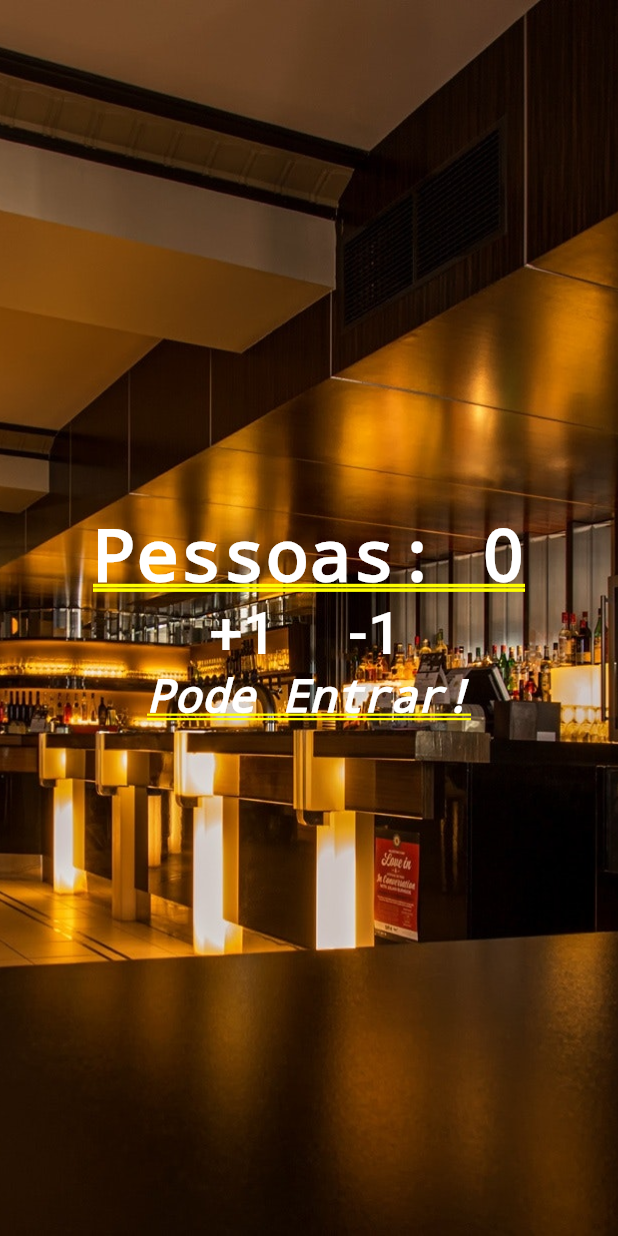
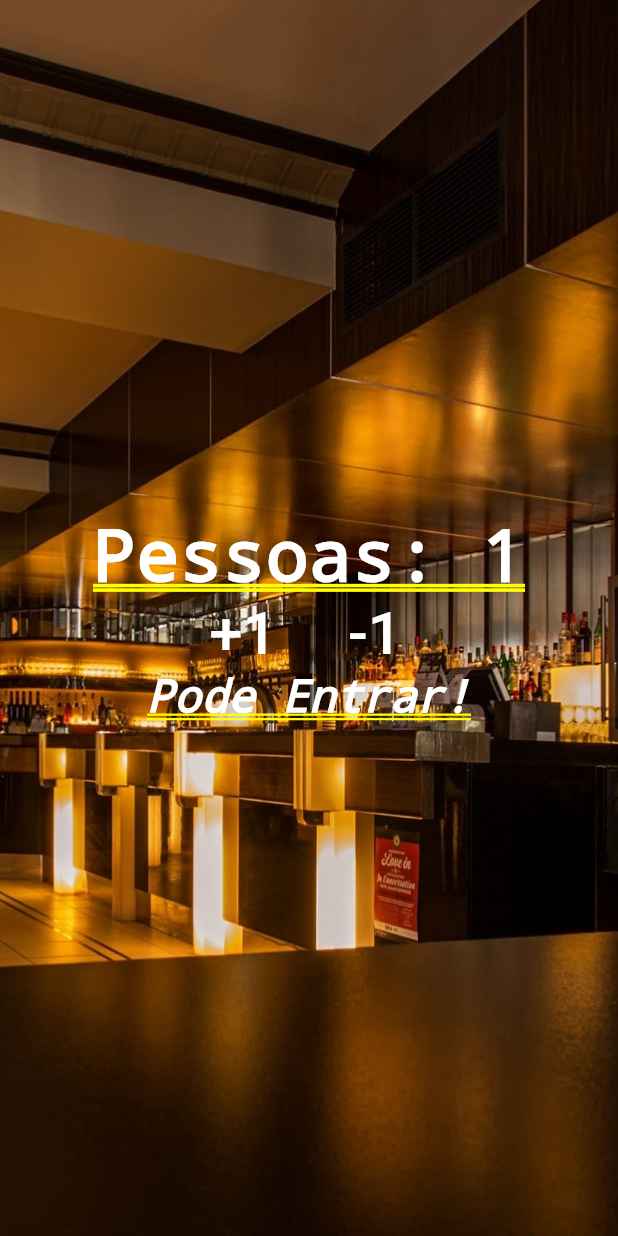
Before and after one commit to ludemeula/contador_pessoas, a Flutter app: the screen it shows after launch, after a tap on "+1", on a phone screen of 412 x 824 dp. Run offline on Flutter 3.47's test engine with Material 2 defaults, Android fonts, the phone set to English and light mode, and no system bars.

```diff
--- a/lib/main.dart
+++ b/lib/main.dart
@@ -4,7 +4,29 @@ void main() {
   runApp(MaterialApp(
       title: 'Contador de Pessoas',
       //home: Container(color: Colors.amberAccent,),
-      home: Stack(children: <Widget>[
+      home: Home()));
+}
+
+class Home extends StatefulWidget {
+  @override
+  _HomeState createState() => _HomeState();
+}
+
+class _HomeState extends State<Home> {
+  int _people = 0;
+  String _infoText = 'Pode Entrar!';
+
+  void _changePeople(int delta) {
+    setState(() {
+      _people += delta;
+
+      _infoText = _people <= 0 ? 'Mundo Invertido!' : (_people <= 10 ? 'Pode Entrar!' : 'Lotado!');
+    });
+  }
+
+  @override
+  Widget build(BuildContext context) {
+    return Stack(children: <Widget>[
       Image.asset(
         'images/restaurant.jpg',
         fit: BoxFit.cover,
@@ -14,7 +36,7 @@ void main() {
         mainAxisAlignment: MainAxisAlignment.center,
         children: <Widget>[
           Text(
-              'Pessoas: 0',
+            'Pessoas: $_people',
             style:
             TextStyle(color: Colors.white, fontWeight: FontWeight.bold),
           ),
@@ -22,13 +44,17 @@ void main() {
             mainAxisAlignment: MainAxisAlignment.center,
             children: <Widget>[
               FlatButton(
-                    onPressed: () {},
+                  onPressed: () {
+                    _changePeople(1);
+                  },
                   child: Text(
                     '+1',
                     style: TextStyle(fontSize: 40.0, color: Colors.white),
                   )),
               FlatButton(
-                    onPressed: () {},
+                  onPressed: () {
+                    _changePeople(-1);
+                  },
                   child: Text(
                     '-1',
                     style: TextStyle(fontSize: 40.0, color: Colors.white),
@@ -36,7 +62,7 @@ void main() {
             ],
           ),
           Text(
-              'Pode Entrar!',
+            _infoText,
             style: TextStyle(
                 color: Colors.white,
                 fontStyle: FontStyle.italic,
@@ -44,5 +70,6 @@ void main() {
           )
         ],
       )
-      ])));
+    ]);
   }
+}
```
Lines whose indentation alone changed are shown as unchanged.
